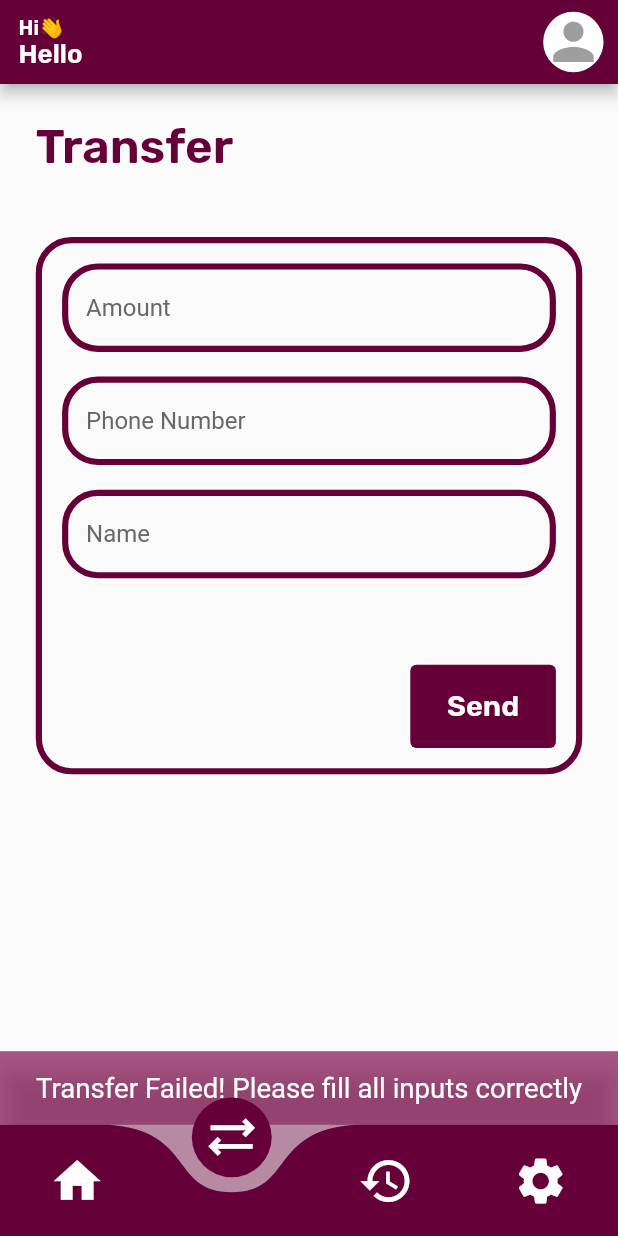
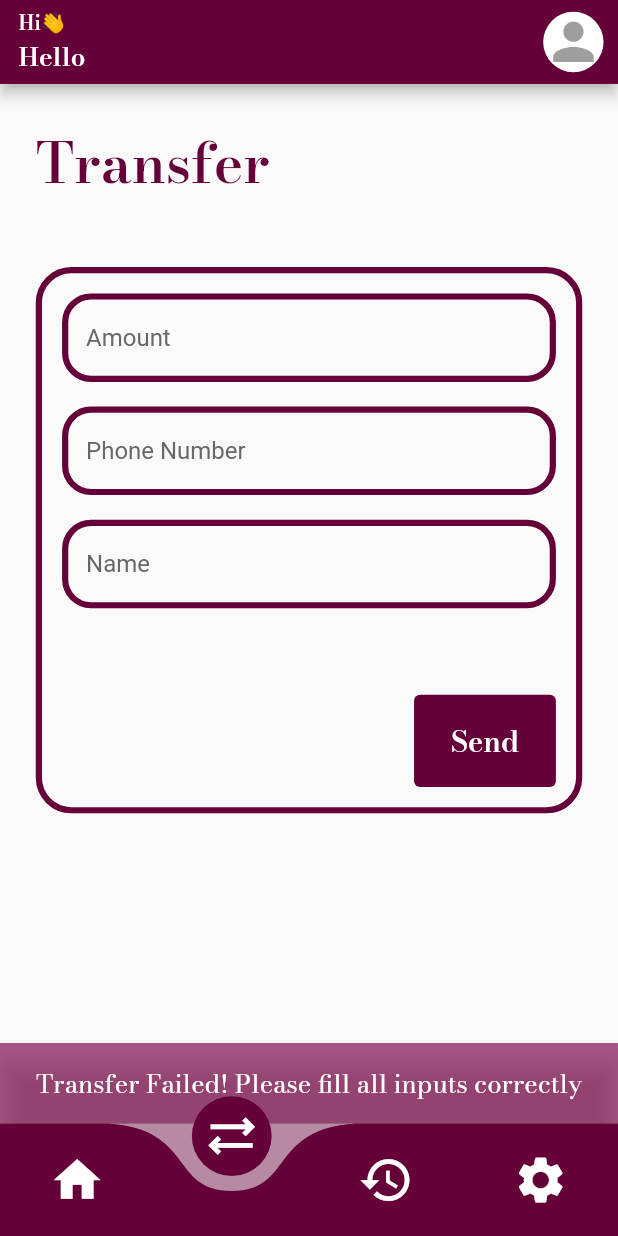
Before and after one commit to Isaiahcodes-3321/I_Bank, a Flutter app: the DashBoardscreeen screen opened directly, item 2 of the bottom bar chosen, after a tap on "Send", on a phone screen of 412 x 824 dp. Run offline on Flutter 3.47's test engine with Material 2 defaults, Android fonts, the phone set to English and light mode, and no system bars; drawn by our look-alikes of curved_navigation_bar; our stand-ins replace date_format, flutter_spinkit, hive, hive_flutter, image_picker, responsive_sizer; missing offline and left inert: flutter_dialogs; accounts and stored records are empty.

Commit message:
update on History Tab

```diff
--- a/bank_app/lib/Animations/Dialogs/AddMoreFunds.dart
+++ b/bank_app/lib/Animations/Dialogs/AddMoreFunds.dart
@@ -67,7 +67,7 @@ class _AddMoreFundsState extends State<AddMoreFunds> {
                       SnackBar(
                         backgroundColor: snackbarBackgroundColor,
                         content: Text("Money added successfully",
-                            style: TextStyle(color: Colors.white)),
+                            style: TextStyle(color: Colors.white,fontFamily: fontFamily)),
                         duration: Duration(seconds: 2),
                       ),
                     );
--- a/bank_app/lib/Constant/Themes.dart
+++ b/bank_app/lib/Constant/Themes.dart
@@ -9,7 +9,7 @@ late Box<UserStorage> userStorage;
 late Box<UserStorageImage> userStorageImage;
 late Box<ReceiverStorage> receiverStorage;
 
-var fontFamily = 'Rubik-VariableFont_wght';
+var fontFamily = 'BodoniModa-VariableFont_opsz,wght';
 
 var backgroundColor = Color.fromRGBO(101, 0, 56, 1.0);
 var snackbarBackgroundColor = Color.fromRGBO(134, 20, 83, 0.705);
@@ -25,5 +25,5 @@ var buttonPadding =
 
 
 var outlineInputBorder = OutlineInputBorder(
-    borderRadius: BorderRadius.circular(20.sp),
+    borderRadius: BorderRadius.circular(18.sp),
     borderSide: BorderSide(color: Color.fromRGBO(101, 0, 56, 1.0), width: 1.w));
--- a/bank_app/lib/Constant/reUsedTextField.dart
+++ b/bank_app/lib/Constant/reUsedTextField.dart
@@ -18,9 +18,7 @@ class ReUsedTextField extends StatelessWidget {
   final TextEditingController controller;
   final void Function(String) onChanged;
 
-  var outlineInputBordeR = OutlineInputBorder(
-      borderRadius: BorderRadius.circular(20.sp),
-      borderSide: BorderSide(color: backgroundColor, width: 1.w));
+
   @override
   Widget build(BuildContext context) {
     return Column(
@@ -34,8 +32,8 @@ class ReUsedTextField extends StatelessWidget {
             hintStyle: TextStyle(
               color: const Color.fromARGB(255, 104, 104, 104),
             ),
-            focusedBorder: outlineInputBordeR,
-            enabledBorder: outlineInputBordeR,
+            focusedBorder: outlineInputBorder,
+            enabledBorder: outlineInputBorder,
             fillColor: Colors.white,
           ),
           onChanged: onChanged,
--- a/bank_app/lib/Screen/InbuiltScreens/Home/home.dart
+++ b/bank_app/lib/Screen/InbuiltScreens/Home/home.dart
@@ -35,7 +35,6 @@ class _HomeTabState extends State<HomeTab> {
 
   @override
   Widget build(BuildContext context) {
-
     // Get the user data from the box
     late UserStorage? userFund =
         userStorage.isNotEmpty ? userStorage.getAt(0) : null;
@@ -111,8 +110,7 @@ class _HomeTabState extends State<HomeTab> {
                                     style: textStyle.copyWith(
                                       color: _colors[_currentColorIndex] ==
                                               Colors.green
-                                          ? Colors
-                                              .white
+                                          ? Colors.white
                                           : Colors.white,
                                       fontSize: 19.sp,
                                     ),
@@ -131,11 +129,10 @@ class _HomeTabState extends State<HomeTab> {
                                                   "\u20A60000",
                                                   style: TextStyle(
                                                     fontSize: 20.sp,
-                                                    color: _colors[
-                                                                _currentColorIndex] ==
+                                                    color:
+                                                        _colors[_currentColorIndex] ==
                                                                 Colors.green
-                                                        ? Colors
-                                                            .white
+                                                            ? Colors.white
                                                             : Colors.white,
                                                   ),
                                                 ),
@@ -166,10 +163,13 @@ class _HomeTabState extends State<HomeTab> {
               ),
               Padding(
                 padding: EdgeInsets.only(left: 1.w, right: 1.w),
-                child: Container(
+                child: Column(
+                  children: [
+                    Container(
                       width: double.infinity,
                       decoration: BoxDecoration(
-                      border: Border.all(color: backgroundColor, width: 5.sp),
+                          border:
+                              Border.all(color: backgroundColor, width: 5.sp),
                           borderRadius: BorderRadius.all(Radius.circular(8))),
                       child: Padding(
                           padding: EdgeInsets.all(13.sp),
@@ -179,9 +179,33 @@ class _HomeTabState extends State<HomeTab> {
                             style: textStyle.copyWith(fontSize: 20.sp),
                           ))),
                     ),
+                    SizedBox(height: 3.h),
+                    Row(
+                      mainAxisAlignment: MainAxisAlignment.spaceBetween,
+                      children: [
+                        Text('Transaction history',
+                            style: textStyle.copyWith(fontSize: 17.sp)),
+                        GestureDetector(
+                          onTap: () {
+                            // Handle the tap event here
+                          },
+                          child: Row(
+                            children: [
+                              Text('See all click',
+                                  style: textStyle.copyWith(
+                                      fontSize: 17.sp, color: Colors.green)),
+                              Icon(Icons.history, color: backgroundColor),
+                              Text("👇", style: TextStyle(fontSize: 20.sp)),
+                            ],
+                          ),
+                        ),
+                      ],
+                    ),
+                  ],
+                ),
               ),
               SizedBox(
-                height: 5.h,
+                height: 3.h,
               ),
               HomeTransactionHistory(),
             ],
--- a/bank_app/lib/Screen/InbuiltScreens/Home/homeTransactionHistory.dart
+++ b/bank_app/lib/Screen/InbuiltScreens/Home/homeTransactionHistory.dart
@@ -1,30 +1,68 @@
 import 'package:flutter/material.dart';
+import 'package:hive_flutter/adapters.dart';
 import 'package:responsive_sizer/responsive_sizer.dart';
 
 import '../../../Constant/Themes.dart';
+import '../../../Storage/person.dart';
 
 class HomeTransactionHistory extends StatelessWidget {
   const HomeTransactionHistory({super.key});
 
   @override
   Widget build(BuildContext context) {
-    return Column(
-      children: [
-        Row(
-          mainAxisAlignment: MainAxisAlignment.spaceBetween,
+    final reCeiverstorage = Hive.box<ReceiverStorage>('receiverBox');
+
+    return Expanded(
+      child: SingleChildScrollView(
+        child: Column(
           children: [
-            Text('Transaction history',
-                style: textStyle.copyWith(fontSize: 17.sp)),
-            GestureDetector(
-              onTap: () {
+            ListView.builder(
+              shrinkWrap: true,
+              physics: NeverScrollableScrollPhysics(),
+              reverse: true,
+              // checking for the length that should be displayed
+              itemCount: reCeiverstorage.length >= 4 ? 4 : reCeiverstorage.length,
+              itemBuilder: (context, index) {
+                final receiverIndex = reCeiverstorage.length >= 4 ? reCeiverstorage.length - 4 + index : index;
+              //  get the index values
+                final receiver = reCeiverstorage.getAt(receiverIndex) as ReceiverStorage;
+                return Padding(
+                  padding: EdgeInsets.only(bottom: 2.h),
+                  child: Container(
+                    decoration: BoxDecoration(
+                      borderRadius: BorderRadius.all(Radius.circular(20.sp)),
+                      border: Border.all(width: 3.sp, color: backgroundColor),
+                    ),
+                    child: ListTile(
+                      leading: Icon(Icons.person, size: 25.sp),
+                      title: Text(
+                        receiver.receiverName,
+                        style: textStyle.copyWith(
+                          fontSize: 20.sp,
+                          overflow: TextOverflow.ellipsis,
+                        ),
+                      ),
+                      subtitle: Text(
+                        "\u20A6${receiver.receiverAmount1}",
+                        style: TextStyle(
+                          color: backgroundColor,
+                          fontSize: 17.sp,
+                        ),
+                      ),
+                      trailing: FittedBox(
+                        child: Text(
+                          "Date ${receiver.dateSent} \nTime ${receiver.timeSent}",
+                          style: textStyle.copyWith(fontSize: 15.sp),
+                        ),
+                      ),
+                    ),
+                  ),
+                );
               },
-              child: Text('See all',
-                  style:
-                      textStyle.copyWith(fontSize: 17.sp, color: Colors.green)),
-            )
+            ),
           ],
-        )
-      ],
+        ),
+      ),
     );
   }
 }
--- a/bank_app/lib/Screen/InbuiltScreens/transfer.dart
+++ b/bank_app/lib/Screen/InbuiltScreens/transfer.dart
@@ -91,7 +91,7 @@ class _TransferTabState extends State<TransferTab> {
           padding: EdgeInsets.all(20.sp),
           child:
               Column(crossAxisAlignment: CrossAxisAlignment.start, children: [
-            Text('Transfer', style: textStyle.copyWith(fontSize: 23.sp)),
+            Text('Transfer', style: textStyle.copyWith(fontSize: 25.sp)),
             SizedBox(
               height: 5.h,
             ),
@@ -151,7 +151,7 @@ class _TransferTabState extends State<TransferTab> {
                                             content: FittedBox(
                                               child: Text("Transfer Failed! Please fill all inputs correctly",
                                                   style: TextStyle(
-                                                      color: Colors.white)),
+                                                      color: Colors.white,fontFamily: fontFamily)),
                                             ),
                                             duration: Duration(seconds: 2),
                                           ),
--- a/bank_app/lib/Screen/dashBoard.dart
+++ b/bank_app/lib/Screen/dashBoard.dart
@@ -100,7 +100,7 @@ class _DashBoardscreeenState extends State<DashBoardscreeen> {
   color: backgroundColor,
   buttonBackgroundColor: backgroundColor,
   animationCurve: Curves.easeInOut,
-        height: 9.h,
+  height: 75.0, // Adjust the height value as needed
   backgroundColor: Color.fromRGBO(101, 0, 56, 0.45),
   animationDuration: Duration(milliseconds: 300),
   onTap: (index) {
@@ -110,6 +110,7 @@ class _DashBoardscreeenState extends State<DashBoardscreeen> {
   },
   letIndexChange: (index) => true,
 ),
+
     );
   }
 }
--- a/bank_app/pubspec.yaml
+++ b/bank_app/pubspec.yaml
@@ -50,9 +50,9 @@ flutter:
 
 
   fonts:
-    - family: Rubik-VariableFont_wght
+    - family: BodoniModa-VariableFont_opsz,wght
       fonts:
-        - asset: Font/Rubik-VariableFont_wght.ttf
+        - asset: Font/BodoniModa-VariableFont_opsz,wght.ttf
         # - asset: fonts/Schyler-Italic.ttf
         #   style: italic
   #   - family: Trajan Pro
```
Also changed, not shown: bank_app/lib/Animations/Dialogs/Insufficient funds.dart (+10 -4 lines), bank_app/lib/Animations/Dialogs/alertDialog.dart (+11 -7 lines), bank_app/lib/Screen/InbuiltScreens/history.dart (+4 -5 lines), bank_app/lib/Screen/InbuiltScreens/settings.dart (+4 -4 lines), bank_app/lib/Screen/loginScreen.dart (+2 -14 lines), bank_app/Font/BodoniModa-Italic-VariableFont_opsz,wght.ttf (added), bank_app/Font/BodoniModa-VariableFont_opsz,wght.ttf (added), bank_app/Font/Rubik-Italic-VariableFont_wght.ttf (deleted), bank_app/Font/Rubik-VariableFont_wght.ttf (deleted), bank_app/pubspec.lock. Lines whose indentation alone changed are shown as unchanged.
